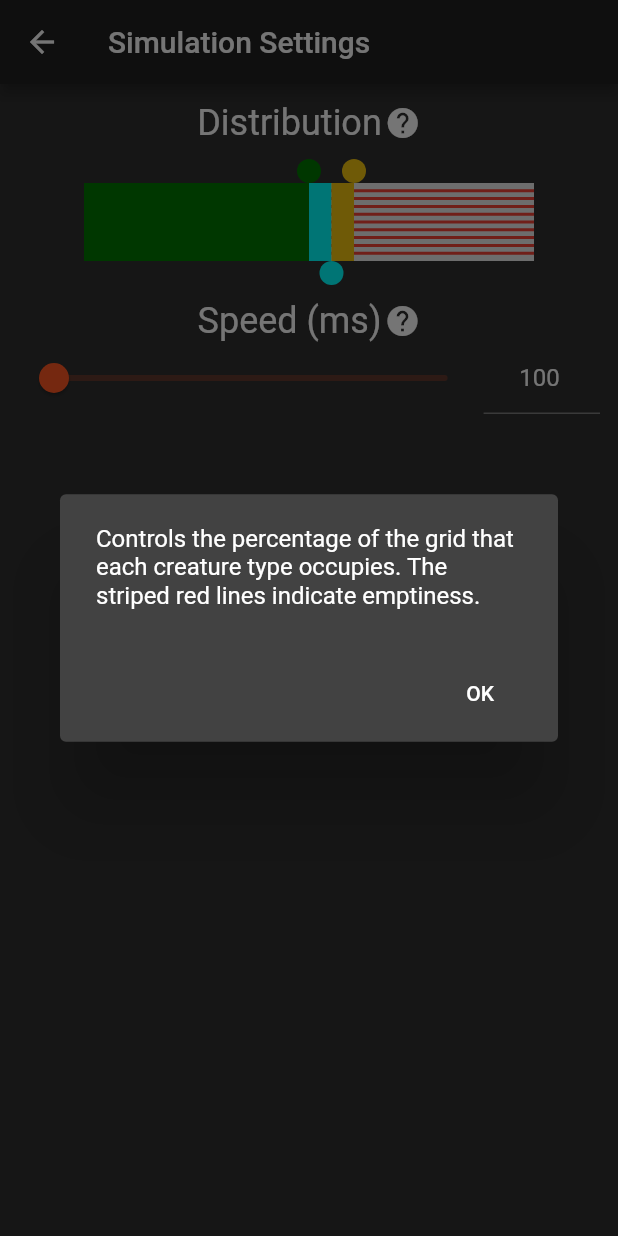
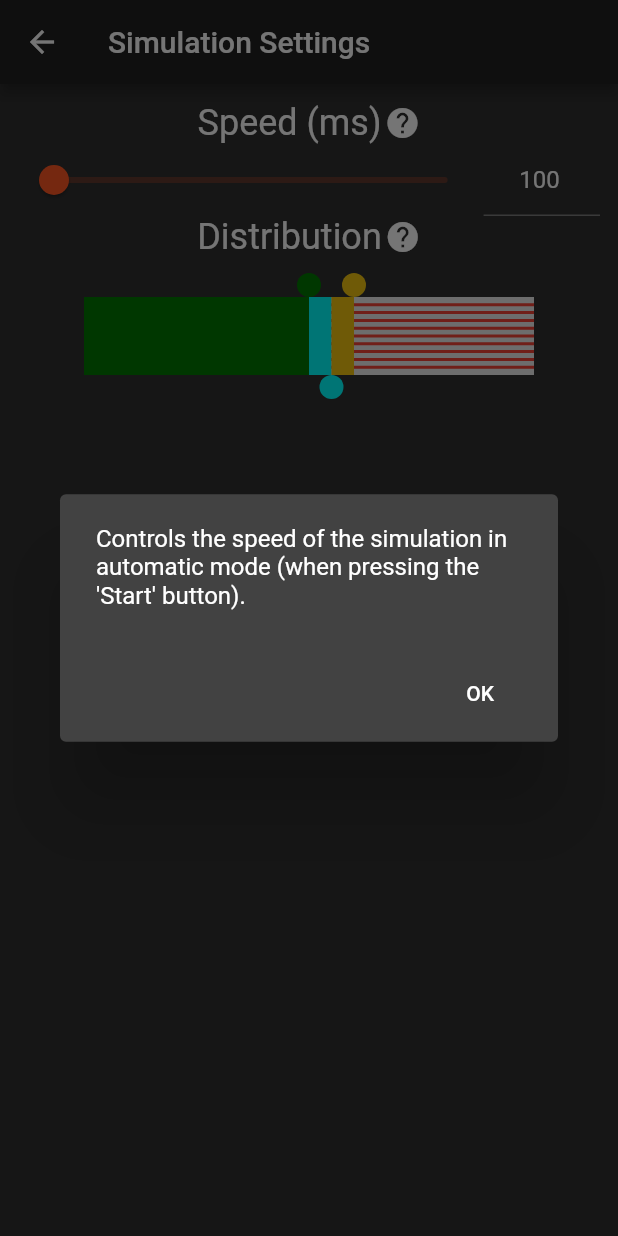
Before and after one commit to aakamenov/flutter_terra, a Flutter app: the SimulationSettingsPage screen opened by its route, after a tap on the "help" icon, on a phone screen of 412 x 824 dp. Run offline on Flutter 3.47's test engine with Material 2 defaults, Android fonts, the phone set to English and light mode, and no system bars; our stand-ins replace flutter_colorpicker.

```diff
--- a/lib/ui/pages/simulation_settings_page.dart
+++ b/lib/ui/pages/simulation_settings_page.dart
@@ -22,14 +22,6 @@ class SimulationSettingsPage extends StatelessWidget {
             children: <Widget>[
               Center(
                 child: const HelpText(
-                  text: "Distribution",
-                  helpText: "Controls the percentage of the grid that each creature type occupies. The striped red lines indicate emptiness.",
-                  textStyle: bigText,
-                )
-              ),
-              _buildDistributionSlider(terrarium),
-              Center(
-                child: const HelpText(
                   text: "Speed (ms)",
                   helpText: "Controls the speed of the simulation in automatic mode (when pressing the 'Start' button).",
                   textStyle: bigText,
@@ -42,7 +34,15 @@ class SimulationSettingsPage extends StatelessWidget {
                 onChanged: (value) {
                   terrarium.settings.simulationSpeed = value.toInt();
                 },
-              )
+              ),
+              Center(
+                child: const HelpText(
+                  text: "Distribution",
+                  helpText: "Controls the percentage of the grid that each creature type occupies. The striped red lines indicate emptiness.",
+                  textStyle: bigText,
+                )
+              ),
+              _buildDistributionSlider(terrarium),
             ],
           ),
         ),
--- a/lib/ui/widgets/distribution_slider.dart
+++ b/lib/ui/widgets/distribution_slider.dart
@@ -191,6 +191,7 @@ class _RenderDistributionSlider<T> extends RenderBox {
     _drawBackground(trackHeight, trackOffset);
     _drawStripes(trackHeight, trackOffset);
     _drawTrack(trackHeight, trackOffset);
+    _drawLabel(trackOffset);
   }
 
   void _drawBackground(double trackHeight, Offset offset) {
@@ -257,4 +258,49 @@ class _RenderDistributionSlider<T> extends RenderBox {
     _canvas.drawCircle(offset, _thumbRadius, paint);
     _visualData[key] = Rect.fromCircle(center: offset, radius: _thumbRadius * 2);
   }
+
+  void _drawLabel(Offset trackOffset) {
+    if(_activeThumb == null)
+      return;
+
+    final labelBoxRadius = 16.0;
+    final distanceFromThumb = labelBoxRadius * 2;
+
+    final index = values.keys.toList().indexOf(_activeThumb);
+    final activeThumb = values[_activeThumb];
+
+    final color = activeThumb.color;
+    final textColor = color.computeLuminance() >= 0.5 ? Colors.black : Colors.white;
+
+    final valuePercentage = (activeThumb.value * 100).toInt();
+    final painter = TextPainter(
+      text: TextSpan(
+        style: TextStyle(color: textColor),
+        text: "$valuePercentage%"
+      ),
+      textDirection: TextDirection.ltr
+    )
+      ..layout();
+
+    final thumbCenter = _visualData[_activeThumb].center;
+    final offset = index.isEven ? Offset(thumbCenter.dx, thumbCenter.dy - _thumbRadius) : Offset(thumbCenter.dx, trackOffset.dy);
+
+    final labelBox = Rect.fromCircle(center: Offset(offset.dx, offset.dy - distanceFromThumb), radius: labelBoxRadius);
+
+    final path = Path();
+    path.moveTo(offset.dx, offset.dy);
+    path.lineTo(labelBox.centerLeft.dx, labelBox.centerLeft.dy);
+    path.lineTo(labelBox.centerRight.dx, labelBox.centerRight.dy);
+
+    final paint = Paint()
+      ..color = color
+      ..style = PaintingStyle.fill;
+
+    _canvas.drawOval(labelBox, paint);
+    //_canvas.drawCircle(Offset(offset.dx, offset.dy - distanceFromThumb), labelBoxRadius, paint);
+    _canvas.drawPath(path, paint);
+
+    final textMargin = valuePercentage > 9 ? 3 : 7;
+    painter.paint(_canvas, Offset(labelBox.centerLeft.dx + textMargin, labelBox.centerLeft.dy - labelBoxRadius / 2));
+  }
 }
```
